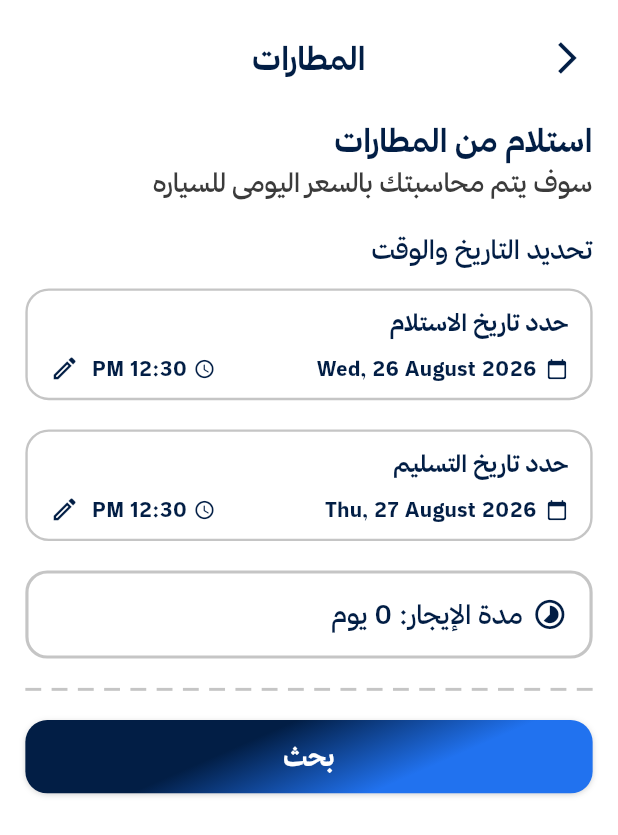
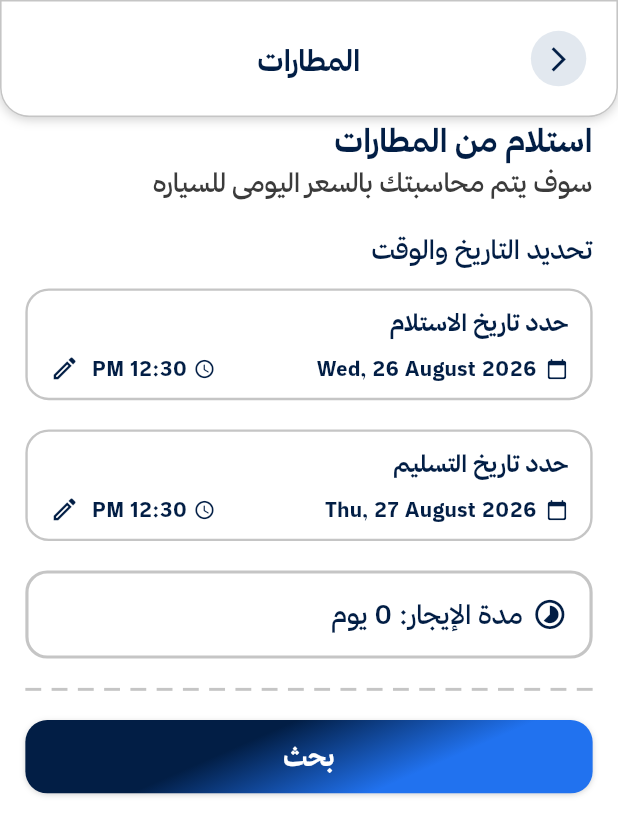
Before and after one commit to flutterabudiyab57/Darbak, a Flutter app: the AirportPackageScreen screen opened by its route, on a phone screen of 412 x 824 dp. Shown: the top 835 px of the screen. Run offline on Flutter 3.47's test engine with Material 3 defaults, Android fonts, the phone set to English and light mode, and no system bars; drawn by our look-alikes of auto_size_text; our stand-ins replace another_flushbar, bloc, bounce, carousel_slider, connectivity_plus, country_picker and 29 more; missing offline and left inert: cached_network_image_ce, facebook_app_events, flutter_device_type, version, widget_zoom; accounts and stored records are empty; network calls fail; statements that could not run were skipped; project files that could hold a hidden picture were left out.

Commit message:
redesign(appbar): match CustomAppBar to the Figma nav spec
Give the bar the design's surface: 20r bottom-only corners, a 1px
strokeGray border, and a drop shadow. The shadow is painted through an
explicit BoxShadow with elevation pinned to 0 — Material's elevation draws
an ambient halo on every side, while the design drops it straight down, and
scrolledUnderElevation would otherwise deepen it on scroll.
surfaceTintColor is cleared so M3 does not tint the surface under scroll.

Replace the bare chevron with a 35x35 BG-2 circle (_CircleBackButton),
picking the chevron from the reading direction since Material chevrons do
not mirror in RTL. Centre the title and give it a dedicated
AppTypography.appBarTitle20 (20/w700/-0.2 tracking) rather than reusing
headingColor20, which is w500 and belongs to in-page section headings.

Height goes 80 -> 54 (Figma 105 total minus the 51 status bar), now a
single barHeight constant shared by toolbarHeight and preferredSize so the
two cannot drift. This is visible across all 37 CustomAppBar call sites.

AnimatedThemeToggleButton gains an optional size (still 32sp by default for
the hero panel; the bar passes 23sp) and loses the stray trailing spacer.

Co-Authored-By: Claude Opus 5 <noreply@anthropic.com>

```diff
--- a/lib/core/style/style.dart
+++ b/lib/core/style/style.dart
@@ -145,6 +145,17 @@ class AppTypography {
         fontFamily: 'ThmanyahSans',
         fontSize: 22.sp,
         fontWeight: FontWeight.bold,
+        color: headingColor(context),
+      );
+
+  /// App bar title — Figma "Typography-heading" 20/w700 with the -0.2 tracking
+  /// the design applies to nav titles. Distinct from [headingColor20], which is
+  /// w500 and used for in-page section headings.
+  static TextStyle appBarTitle20(BuildContext context) => TextStyle(
+        fontFamily: 'ThmanyahSans',
+        fontSize: 20.sp,
+        fontWeight: FontWeight.w700,
+        letterSpacing: -0.20,
         color: headingColor(context),
       );
 
--- a/lib/modules/widgets/components/appbar.dart
+++ b/lib/modules/widgets/components/appbar.dart
@@ -7,7 +7,17 @@ import 'package:darbak/core/helpers/text_scale_sizing.dart';
 
 import '../../../core/constants/assets/app_colors.dart';
 
+/// Themed top bar matching the Figma nav spec: a rounded, bordered surface
+/// with a soft drop shadow, a centred title, a circular BG-2 back button and an
+/// optional theme toggle.
+///
+/// Child order is direction-aware for free: `leading` (back) resolves to the
+/// right in RTL and `actions` (toggle) to the left, which is what the design
+/// shows.
 class CustomAppBar extends StatelessWidget implements PreferredSizeWidget {
+  /// Toolbar height below the status bar. Figma: 105 total - 51 status bar.
+  static const double barHeight = 80;
+
   final String title;
   final bool showBackButton;
   final bool showThemeToggle;
@@ -23,45 +33,104 @@ class CustomAppBar extends StatelessWidget implements PreferredSizeWidget {
     this.onThemeToggle,
   });
 
-  double _height(BuildContext context) => 80.hs(context);
-
   @override
   Widget build(BuildContext context) {
-    return AppBar(
+    final radius = BorderRadius.only(
+      bottomLeft: Radius.circular(20.r),
+      bottomRight: Radius.circular(20.r),
+    );
+
+    // The shadow is painted here rather than through `elevation`: Material's
+    // elevation draws an ambient halo on every side, while Figma drops the
+    // shadow straight down. The bar is full-width, so the horizontal spread
+    // falls off-screen and only the bottom edge reads.
+    return DecoratedBox(
+      decoration: BoxDecoration(
+        borderRadius: radius,
+        boxShadow: [
+          BoxShadow(
+            color: const Color(0x33000000),
+            blurRadius: 6.r,
+            offset: Offset(0, 1.h),
+          ),
+        ],
+      ),
+      child: AppBar(
         backgroundColor: backgroundColor(context),
-      toolbarHeight: _height(context),
-      leadingWidth: 64.w,
-      title: Text(title, style: AppTypography.mainTypographyColor22(context)),
+        // Material 3 tints the surface when content scrolls under the bar, which
+        // would drift the background off the design colour.
+        surfaceTintColor: Colors.transparent,
+        elevation: 0,
+        scrolledUnderElevation: 0,
+        shape: RoundedRectangleBorder(
+          side: BorderSide(width: 1.w, color: strokeGrayColor(context)),
+          borderRadius: radius,
+        ),
+        toolbarHeight: barHeight.hs(context),
+        centerTitle: true,
+        title: Text(title, style: AppTypography.appBarTitle20(context)),
+        leadingWidth: 55.w,
         leading: showBackButton
-          ? IconButton(
-        padding: EdgeInsets.zero,
-        constraints: BoxConstraints(
-          minWidth: 48.w,
-          minHeight: 48.w,
+            ? Padding(
+                padding: EdgeInsetsDirectional.only(start: 20.w),
+                child: _CircleBackButton(
+                  onPressed: onBackPressed ?? () => Navigator.pop(context),
                 ),
-        splashRadius: 28.w,
-        icon: Icon(
-          Icons.arrow_back_ios_new,
-          color: strokeMainColor(context),
-          size: 26.sp,
-        ),
-        onPressed: onBackPressed ?? () => Navigator.pop(context),
               )
             : null,
         automaticallyImplyLeading: showBackButton,
         actions: [
           if (showThemeToggle)
             Padding(
-            padding: EdgeInsets.symmetric(horizontal: 8.w),
-            child: AnimatedThemeToggleButton(onToggle: onThemeToggle),
+              padding: EdgeInsetsDirectional.only(end: 12.w),
+              child: AnimatedThemeToggleButton(
+                onToggle: onThemeToggle,
+                size: 23.sp,
+              ),
             ),
         ],
+      ),
     );
   }
 
   @override
-  Size get preferredSize => Size.fromHeight(80.h);
+  Size get preferredSize => Size.fromHeight(barHeight.h);
 }
+
+/// 35x35 BG-2 circle holding the back chevron, per the Figma nav spec.
+///
+/// The chevron is picked from the reading direction because Material chevrons
+/// do not mirror themselves.
+class _CircleBackButton extends StatelessWidget {
+  final VoidCallback onPressed;
+
+  const _CircleBackButton({required this.onPressed});
+
+  @override
+  Widget build(BuildContext context) {
+    final isRtl = Directionality.of(context) == TextDirection.rtl;
+
+    return GestureDetector(
+      onTap: onPressed,
+      behavior: HitTestBehavior.opaque,
+      child: Container(
+        width: 35.w,
+        height: 35.w,
+        alignment: Alignment.center,
+        decoration: BoxDecoration(
+          color: bg2Color(context),
+          shape: BoxShape.circle,
+        ),
+        child: Icon(
+          isRtl ? Icons.arrow_back_ios_new : Icons.arrow_forward_ios,
+          color: headingColor(context),
+          size: 20.sp,
+        ),
+      ),
+    );
+  }
+}
+
 class AnimatedThemeToggleButton extends StatelessWidget {
   final VoidCallback? onToggle;
 
@@ -69,10 +138,15 @@ class AnimatedThemeToggleButton extends StatelessWidget {
   /// surface that does not follow the theme, such as the navy hero panel.
   final Color? color;
 
+  /// Overrides the icon size. Defaults to the 32sp used on the hero panel; the
+  /// app bar passes the smaller 23sp from the nav spec.
+  final double? size;
+
   const AnimatedThemeToggleButton({
     Key? key,
     this.onToggle,
     this.color,
+    this.size,
   }) : super(key: key);
   @override
   Widget build(BuildContext context) {
@@ -106,10 +180,9 @@ class AnimatedThemeToggleButton extends StatelessWidget {
                     isDark ? Icons.dark_mode : Icons.light_mode,
                     key: ValueKey<bool>(isDark),
                     color: color ?? strokeMainColor(context),
-                    size: 32.sp,
+                    size: size ?? 32.sp,
                   ),
                 ),
-                SizedBox(width: 8.w),
               ],
             ),
           ),
```
Lines whose indentation alone changed are shown as unchanged.
